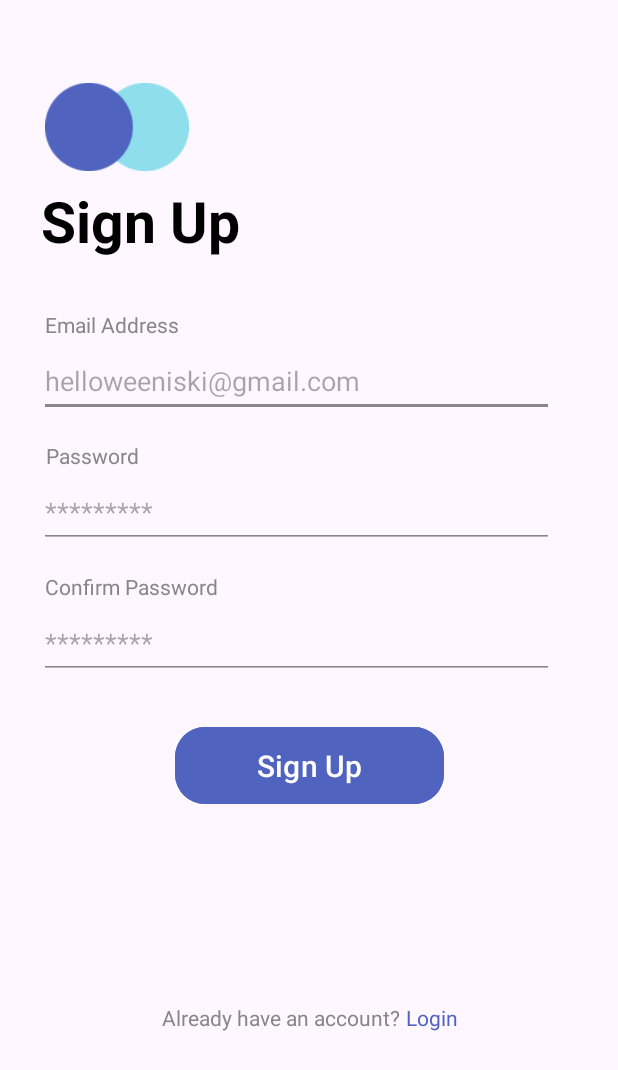
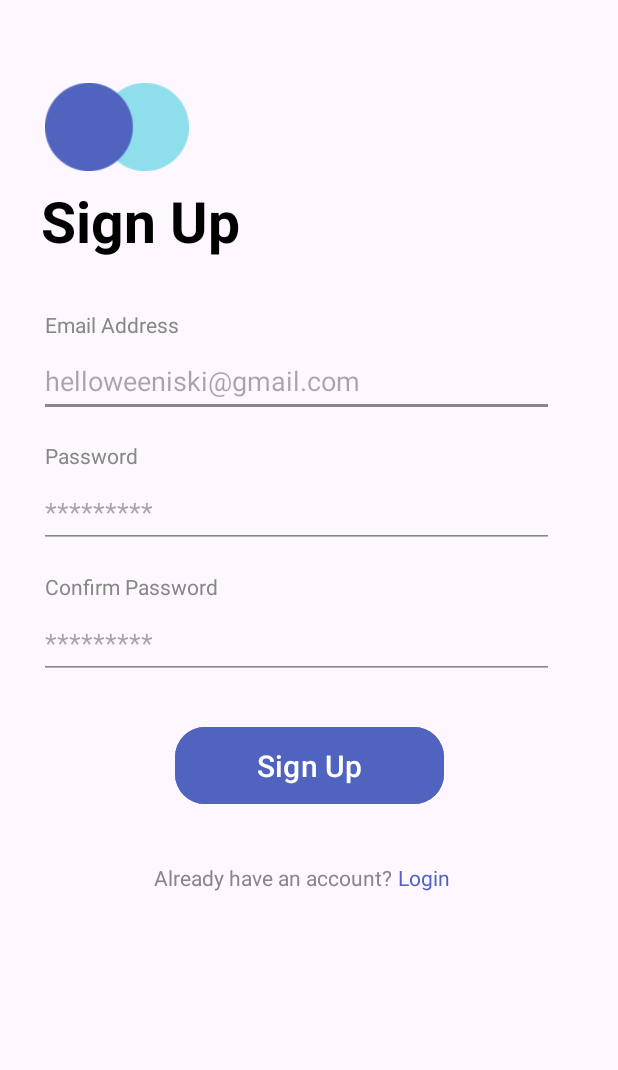
Before and after one commit to kleberson154/AppBanco, an Android app: the layout signup_activity.xml on its own in the app's theme, with its tools: preview values and no code run, on a phone screen of 412 x 824 dp. Shown: the top 1070 px of the screen. Run offline under Robolectric (Android 15) with nearby library versions, the phone set to English and light mode, and no system bars.

Commit message:
Adicionando os links do Sign up para o log in

```diff
--- /dev/null
+++ b/app/src/main/java/com/kleberson/appbanco/view/SignUpActivity.kt
@@ -0,0 +1,24 @@
+package com.kleberson.appbanco.view
+
+import android.annotation.SuppressLint
+import android.content.Intent
+import android.widget.TextView
+import androidx.activity.enableEdgeToEdge
+import androidx.appcompat.app.AppCompatActivity
+import com.kleberson.appbanco.R
+
+class SignUpActivity: AppCompatActivity() {
+    @SuppressLint("MissingInflatedId")
+    override fun onCreate(savedInstanceState: android.os.Bundle?) {
+        super.onCreate(savedInstanceState)
+        enableEdgeToEdge()
+        setContentView(R.layout.signup_activity)
+
+        val linkLogin = findViewById<TextView>(R.id.textViewLinkLogin)
+
+        linkLogin.setOnClickListener {
+            val intent = Intent(this, LoginActivity::class.java)
+            startActivity(intent)
+        }
+    }
+}
--- a/app/src/main/res/layout/signup_activity.xml
+++ b/app/src/main/res/layout/signup_activity.xml
@@ -1,5 +1,6 @@
 <?xml version="1.0" encoding="utf-8"?>
 <androidx.constraintlayout.widget.ConstraintLayout xmlns:android="http://schemas.android.com/apk/res/android"
+    xmlns:tools="http://schemas.android.com/tools"
     android:layout_width="match_parent"
     android:layout_height="match_parent"
     xmlns:app="http://schemas.android.com/apk/res-auto">
@@ -10,6 +11,7 @@
         android:layout_height="65dp"
         android:layout_marginStart="8dp"
         android:layout_marginTop="52dp"
+        android:contentDescription="@string/logo"
         app:layout_constraintEnd_toEndOf="parent"
         app:layout_constraintHorizontal_bias="0.071"
         app:layout_constraintStart_toStartOf="parent"
@@ -21,7 +23,7 @@
         android:layout_width="147dp"
         android:layout_height="53dp"
         android:layout_marginTop="4dp"
-        android:text="Sign Up"
+        android:text="@string/sign_up"
         android:textAllCaps="false"
         android:textColor="@color/black"
         android:textSize="38sp"
@@ -36,7 +38,7 @@
         android:layout_width="wrap_content"
         android:layout_height="wrap_content"
         android:layout_marginTop="32dp"
-        android:text="Email Address"
+        android:text="@string/email_address"
         android:textColor="@color/gray"
         app:layout_constraintEnd_toEndOf="parent"
         app:layout_constraintHorizontal_bias="0.093"
@@ -47,12 +49,11 @@
         android:id="@+id/textViewPassword"
         android:layout_width="wrap_content"
         android:layout_height="wrap_content"
-        android:layout_marginStart="30dp"
         android:layout_marginTop="16dp"
-        android:layout_marginEnd="319dp"
-        android:text="Password"
+        android:text="@string/password"
         android:textColor="@color/gray"
         app:layout_constraintEnd_toEndOf="parent"
+        app:layout_constraintHorizontal_bias="0.085"
         app:layout_constraintStart_toStartOf="parent"
         app:layout_constraintTop_toBottomOf="@+id/editTextEmailAddress" />
 
@@ -60,13 +61,11 @@
         android:id="@+id/textViewConfirmPassword"
         android:layout_width="wrap_content"
         android:layout_height="wrap_content"
-        android:layout_marginStart="30dp"
         android:layout_marginTop="16dp"
-        android:layout_marginEnd="319dp"
-        android:text="Confirm Password"
+        android:text="@string/confirm_password"
         android:textColor="@color/gray"
         app:layout_constraintEnd_toEndOf="parent"
-        app:layout_constraintHorizontal_bias="0.0"
+        app:layout_constraintHorizontal_bias="0.101"
         app:layout_constraintStart_toStartOf="parent"
         app:layout_constraintTop_toBottomOf="@+id/editTextTextPassword" />
 
@@ -77,9 +76,10 @@
         android:layout_marginStart="26dp"
         android:layout_marginTop="4dp"
         android:layout_marginEnd="30dp"
+        android:autofillHints=""
         android:backgroundTint="@color/gray"
         android:ems="10"
-        android:hint="helloweeniski@gmail.com"
+        android:hint="@string/helloweeniski_gmail_com"
         android:inputType="textEmailAddress"
         app:layout_constraintEnd_toEndOf="parent"
         app:layout_constraintHorizontal_bias="0.0"
@@ -93,9 +93,10 @@
         android:layout_marginStart="26dp"
         android:layout_marginTop="4dp"
         android:layout_marginEnd="30dp"
+        android:autofillHints=""
         android:backgroundTint="@color/gray"
         android:ems="10"
-        android:hint="*********"
+        android:hint="@string/hintPassword"
         android:inputType="textPassword"
         app:layout_constraintEnd_toEndOf="parent"
         app:layout_constraintHorizontal_bias="0.0"
@@ -109,9 +110,10 @@
         android:layout_marginStart="26dp"
         android:layout_marginTop="4dp"
         android:layout_marginEnd="30dp"
+        android:autofillHints=""
         android:backgroundTint="@color/gray"
         android:ems="10"
-        android:hint="*********"
+        android:hint="@string/hintPassword"
         android:inputType="textPassword"
         app:layout_constraintEnd_toEndOf="parent"
         app:layout_constraintHorizontal_bias="0.0"
@@ -124,7 +126,7 @@
         android:layout_height="59dp"
         android:layout_marginTop="28dp"
         android:backgroundTint="@color/primary"
-        android:text="Sign Up"
+        android:text="@string/sign_up"
         android:textColorLink="@color/primary"
         android:textSize="20sp"
         app:cornerRadius="20dp"
@@ -136,23 +138,23 @@
         android:id="@+id/textView6"
         android:layout_width="wrap_content"
         android:layout_height="wrap_content"
-        android:layout_marginStart="108dp"
-        android:layout_marginBottom="136dp"
-        android:text="Already have an account?"
+        android:text="@string/already_have_an_account"
         android:textColor="@color/gray"
         app:layout_constraintBottom_toBottomOf="parent"
-        app:layout_constraintStart_toStartOf="parent" />
+        app:layout_constraintEnd_toEndOf="parent"
+        app:layout_constraintHorizontal_bias="0.404"
+        app:layout_constraintStart_toStartOf="parent"
+        app:layout_constraintTop_toBottomOf="@+id/buttonLogin"
+        app:layout_constraintVertical_bias="0.134" />
 
     <TextView
-        android:id="@+id/textViewLinkSignUp"
+        android:id="@+id/textViewLinkLogin"
         android:layout_width="wrap_content"
         android:layout_height="wrap_content"
         android:layout_marginStart="4dp"
-        android:layout_marginBottom="136dp"
-        android:text="Login"
+        android:text="@string/login"
         android:textColor="@color/primary"
-        app:layout_constraintBottom_toBottomOf="parent"
-        app:layout_constraintEnd_toEndOf="parent"
-        app:layout_constraintHorizontal_bias="0.0"
+        app:layout_constraintBaseline_toBaselineOf="@+id/textView6"
         app:layout_constraintStart_toEndOf="@+id/textView6" />
+
 </androidx.constraintlayout.widget.ConstraintLayout>
```
